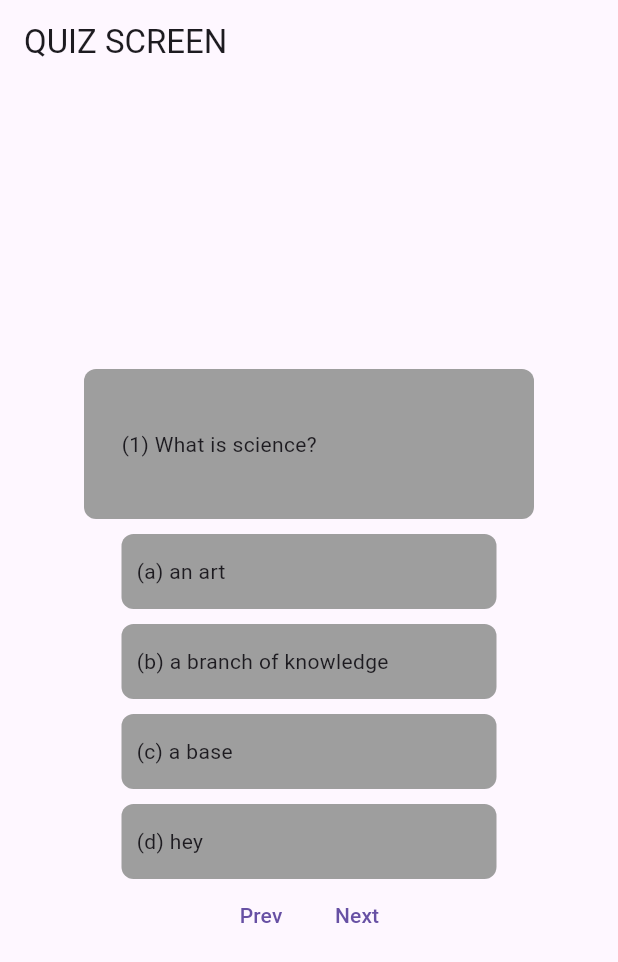
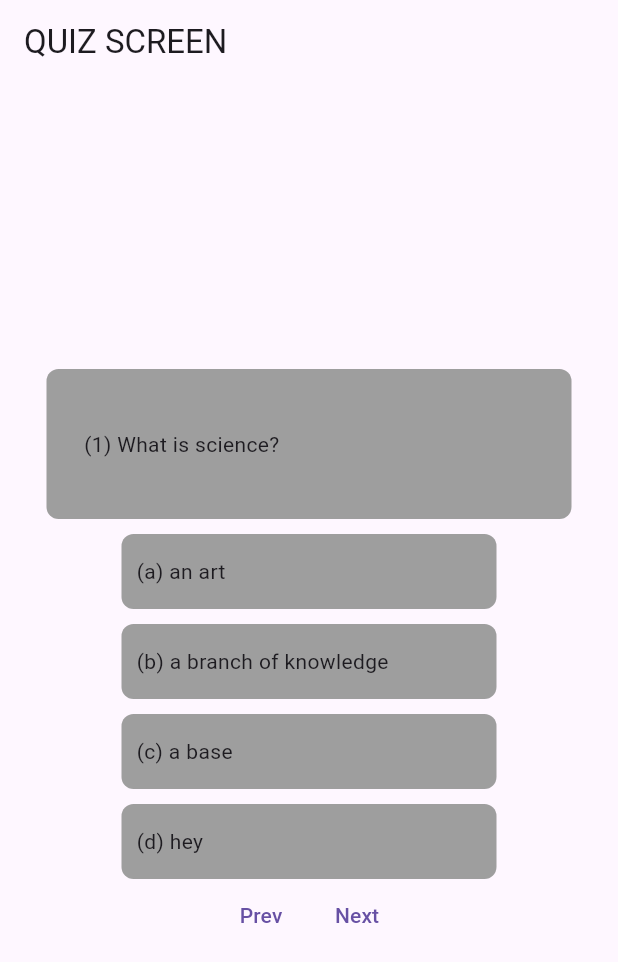
Before and after one commit to abduleneye/learning_bloc_and_clean_architecture, a Flutter app: the screen it shows after launch, after a tap on "Offline", after a tap on "Physics", on a phone screen of 412 x 824 dp. Shown: the top 962 px of the screen. Run offline on Flutter 3.47's test engine with Material 3 defaults, Android fonts, the phone set to English and light mode, and no system bars; our stand-ins replace flutter_bloc, fluttertoast, isar, toast; accounts and stored records are empty; generated files the repository leaves out were written again.

Commit message:
Improved quiz logic on option selection and displaying of question selection status, need to optimize quiz states, also need to work on  ui and firebase question storage and fetching

```diff
--- a/bloc_clean_arch/lib/quiz_app/domain/quiz_bloc/quiz_states.dart
+++ b/bloc_clean_arch/lib/quiz_app/domain/quiz_bloc/quiz_states.dart
@@ -8,13 +8,24 @@ class QuizStates {
   final String isOptionB;
   final String isOptionC;
   final String isOptionD;
+  final String? correctAnswer;
+  final bool correctAnswerVisibility;
+  // final bool isOptionContainerEnabled;
+  // final isPreviousButtonEnabled;
+  // final isNextButtonEnabled;
 
-  const QuizStates(
-      {required this.currentQ,
-      required this.questions,
-      required this.isOptionA,
-      required this.isOptionB,
-      required this.isOptionC,
-      required this.isOptionD,
-      required this.currentScreen});
+  const QuizStates({
+    required this.currentQ,
+    required this.questions,
+    required this.isOptionA,
+    required this.isOptionB,
+    required this.isOptionC,
+    required this.isOptionD,
+    required this.currentScreen,
+    required this.correctAnswerVisibility,
+    required this.correctAnswer,
+    // required this.isOptionContainerEnabled,
+    // required this.isNextButtonEnabled,
+    // required this.isPreviousButtonEnabled
+  });
 }
--- a/bloc_clean_arch/lib/quiz_app/presentation/quiz_screen_view.dart
+++ b/bloc_clean_arch/lib/quiz_app/presentation/quiz_screen_view.dart
@@ -67,7 +67,7 @@ class _MyQuizScreenState extends State<MyQuizScreen> {
                         QuizCard(
                             containerColorState: '',
                             containerHeight: 100,
-                            containerWidth: 300,
+                            containerWidth: 350,
                             containerInnerPadding: 25,
                             questionOrOption:
                                 state.questions[state.currentQ].question),
@@ -154,6 +154,13 @@ class _MyQuizScreenState extends State<MyQuizScreen> {
                               child: const Text('Next'),
                             )
                           ],
+                        ),
+                        Visibility(
+                          visible: state.correctAnswerVisibility,
+                          child: Text(
+                            'The correct answer is: ${state.correctAnswer.toString()}',
+                            style: const TextStyle(color: Colors.green),
+                          ),
                         )
                       ],
                     ),
--- a/bloc_clean_arch/lib/quiz_app/presentation/ui_components/quiz_screen_card.dart
+++ b/bloc_clean_arch/lib/quiz_app/presentation/ui_components/quiz_screen_card.dart
@@ -21,18 +21,21 @@ class QuizCard extends StatelessWidget {
     return InkResponse(
       onTap: onTap,
       child: Container(
+        alignment: Alignment.centerLeft,
         padding: EdgeInsets.all(containerInnerPadding),
         height: containerHeight,
         width: containerWidth,
-        child: Center(
-            child: Row(
-          children: [
-            Text(
+        child: Row(mainAxisAlignment: MainAxisAlignment.start, children: [
+          Expanded(
+            child: Text(
+              softWrap: true,
               questionOrOption,
-              style: const TextStyle(),
+              style: const TextStyle(
+                  // overflow: TextOverflow.ellipsis,
+                  ),
             ),
-          ],
-        )),
+          ),
+        ]),
         decoration: BoxDecoration(
           color: () {
             switch (containerColorState) {
```
Also changed, not shown: bloc_clean_arch/lib/quiz_app/domain/quiz_bloc/quiz_bloc.dart (+251 -38 lines).
